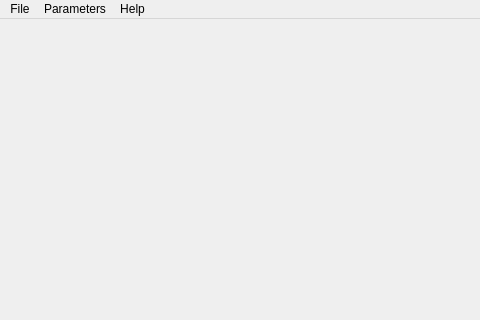
Above: ui/mainwindow.ui from tangar/QParametersMananger before the change; both pictures show x 0 to 480 and y 0 to 320 of the 640 by 480 pixel window. Below: the same form after it.
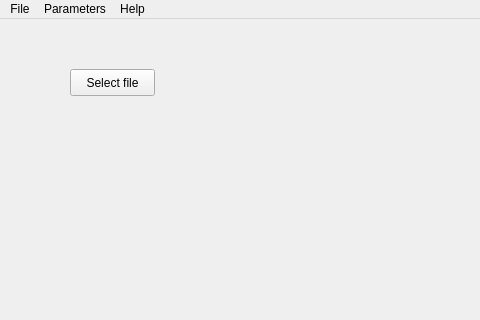
That is the form after the change.

```diff
--- a/ui/mainwindow.ui
+++ b/ui/mainwindow.ui
@@ -13,7 +13,21 @@
   <property name="windowTitle">
    <string>MainWindow</string>
   </property>
-  <widget class="QWidget" name="centralwidget"/>
+  <widget class="QWidget" name="centralwidget">
+   <widget class="QPushButton" name="pushButton">
+    <property name="geometry">
+     <rect>
+      <x>70</x>
+      <y>50</y>
+      <width>85</width>
+      <height>27</height>
+     </rect>
+    </property>
+    <property name="text">
+     <string>Select file</string>
+    </property>
+   </widget>
+  </widget>
   <widget class="QMenuBar" name="menubar">
    <property name="geometry">
     <rect>
```
